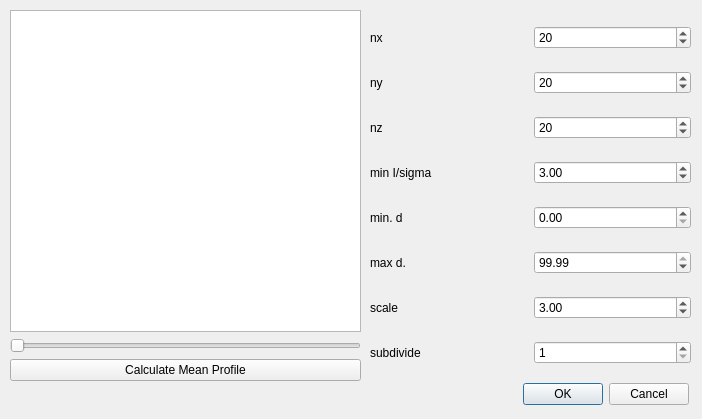
Above: apps/nsxqt/ui/ProfileFitDialog.ui from k61n/openhkl before the change. Below: the same form after it.
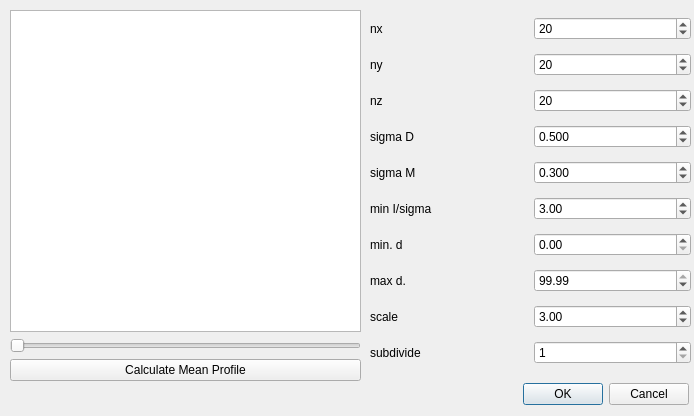
That is the form after the change.

```diff
--- a/apps/nsxqt/ui/ProfileFitDialog.ui
+++ b/apps/nsxqt/ui/ProfileFitDialog.ui
@@ -6,8 +6,8 @@
    <rect>
     <x>0</x>
     <y>0</y>
-    <width>702</width>
-    <height>419</height>
+    <width>694</width>
+    <height>416</height>
    </rect>
   </property>
   <property name="windowTitle">
@@ -23,7 +23,7 @@
     </rect>
    </property>
    <layout class="QGridLayout" name="gridLayout_2">
-    <item row="6" column="1">
+    <item row="8" column="1">
      <widget class="QDoubleSpinBox" name="scale">
       <property name="singleStep">
        <double>0.100000000000000</double>
@@ -33,14 +33,14 @@
       </property>
      </widget>
     </item>
-    <item row="6" column="0">
+    <item row="8" column="0">
      <widget class="QLabel" name="label_7">
       <property name="text">
        <string>scale</string>
       </property>
      </widget>
     </item>
-    <item row="5" column="1">
+    <item row="7" column="1">
      <widget class="QDoubleSpinBox" name="dMax">
       <property name="decimals">
        <number>2</number>
@@ -77,14 +77,14 @@
       </property>
      </widget>
     </item>
-    <item row="4" column="0">
+    <item row="6" column="0">
      <widget class="QLabel" name="label_5">
       <property name="text">
        <string>min. d</string>
       </property>
      </widget>
     </item>
-    <item row="3" column="0">
+    <item row="5" column="0">
      <widget class="QLabel" name="label_4">
       <property name="text">
        <string>min I/sigma</string>
@@ -111,7 +111,7 @@
       </property>
      </widget>
     </item>
-    <item row="3" column="1">
+    <item row="5" column="1">
      <widget class="QDoubleSpinBox" name="Isigma">
       <property name="singleStep">
        <double>0.010000000000000</double>
@@ -121,7 +121,7 @@
       </property>
      </widget>
     </item>
-    <item row="4" column="1">
+    <item row="6" column="1">
      <widget class="QDoubleSpinBox" name="dMin">
       <property name="decimals">
        <number>2</number>
@@ -138,27 +138,67 @@
       </property>
      </widget>
     </item>
-    <item row="5" column="0">
+    <item row="7" column="0">
      <widget class="QLabel" name="label_6">
       <property name="text">
        <string>max d.</string>
       </property>
      </widget>
     </item>
-    <item row="7" column="1">
+    <item row="9" column="1">
      <widget class="QSpinBox" name="subdivide">
       <property name="minimum">
        <number>1</number>
       </property>
      </widget>
     </item>
-    <item row="7" column="0">
+    <item row="9" column="0">
      <widget class="QLabel" name="label_8">
       <property name="text">
        <string>subdivide</string>
       </property>
      </widget>
     </item>
+    <item row="3" column="0">
+     <widget class="QLabel" name="label_9">
+      <property name="text">
+       <string>sigma D</string>
+      </property>
+     </widget>
+    </item>
+    <item row="4" column="0">
+     <widget class="QLabel" name="label_10">
+      <property name="text">
+       <string>sigma M</string>
+      </property>
+     </widget>
+    </item>
+    <item row="3" column="1">
+     <widget class="QDoubleSpinBox" name="sigmaD">
+      <property name="decimals">
+       <number>3</number>
+      </property>
+      <property name="singleStep">
+       <double>0.001000000000000</double>
+      </property>
+      <property name="value">
+       <double>0.500000000000000</double>
+      </property>
+     </widget>
+    </item>
+    <item row="4" column="1">
+     <widget class="QDoubleSpinBox" name="sigmaM">
+      <property name="decimals">
+       <number>3</number>
+      </property>
+      <property name="singleStep">
+       <double>0.001000000000000</double>
+      </property>
+      <property name="value">
+       <double>0.300000000000000</double>
+      </property>
+     </widget>
+    </item>
    </layout>
   </widget>
   <widget class="QWidget" name="gridLayoutWidget">
```
